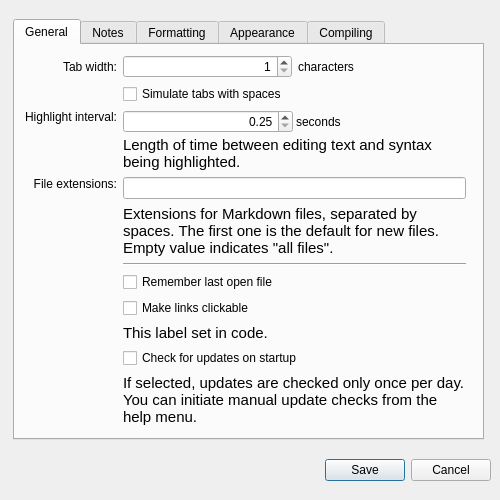
Before: the Qt Designer form src/preferencesdialog.ui in ali-rantakari/QarkDown, drawn with Qt 5.
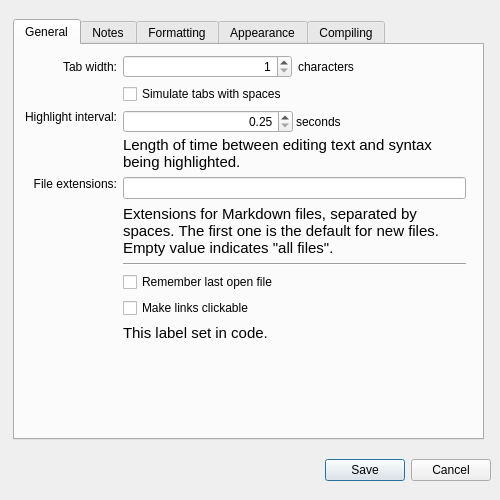
After: the same form once the commit is applied. The open tabs and pages were chosen to show the change.

What changed in the file:
```diff
--- a/src/preferencesdialog.ui
+++ b/src/preferencesdialog.ui
@@ -182,7 +182,7 @@
         </property>
        </widget>
       </item>
-      <item row="14" column="0">
+      <item row="12" column="0">
        <spacer name="verticalSpacer_2">
         <property name="orientation">
          <enum>Qt::Vertical</enum>
@@ -241,13 +241,6 @@
         </property>
        </widget>
       </item>
-      <item row="12" column="1">
-       <widget class="QCheckBox" name="checkForUpdatesCheckBox">
-        <property name="text">
-         <string>Check for updates on startup</string>
-        </property>
-       </widget>
-      </item>
       <item row="10" column="1">
        <widget class="QCheckBox" name="linksClickableCheckBox">
         <property name="text">
@@ -270,21 +263,6 @@
         </property>
        </widget>
       </item>
-      <item row="13" column="1">
-       <widget class="QLabel" name="updateCheckInfoLabel">
-        <property name="font">
-         <font>
-          <pointsize>11</pointsize>
-         </font>
-        </property>
-        <property name="text">
-         <string>If selected, updates are checked only once per day. You can initiate manual update checks from the help menu.</string>
-        </property>
-        <property name="wordWrap">
-         <bool>true</bool>
-        </property>
-       </widget>
-      </item>
      </layout>
     </widget>
    </widget>
```
Left out of the diff: 36 changed lines with no effect on the pictures.
